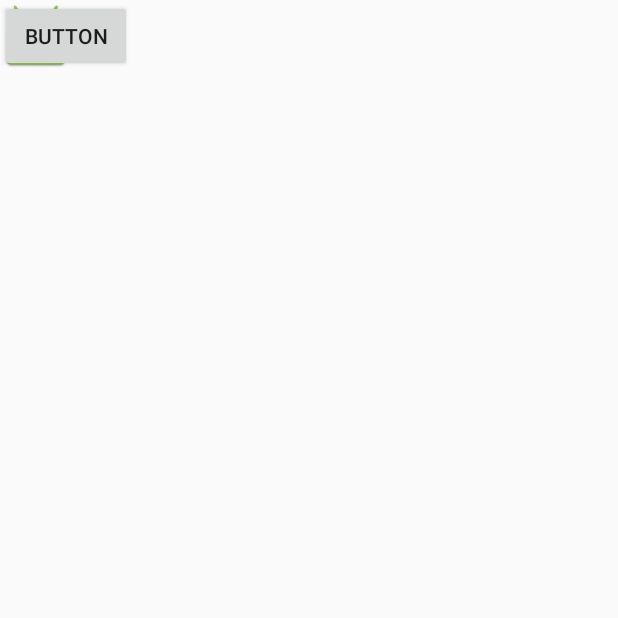
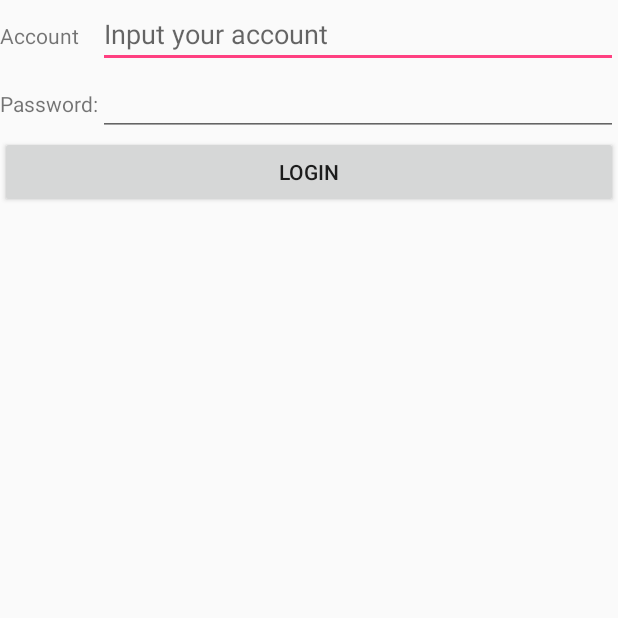
Before and after one commit to ZoeWangW/UILayoutTest, an Android app: the screen it shows after launch (MainActivity), on a phone screen of 412 x 824 dp, the top half of it. Run offline under Robolectric (Android 15) with nearby library versions, the light colour scheme and no system bars.

Commit message:
TableLayout表格布局的使用
Signed-off-by: ZoeWangW <13438165026@163.com>

```diff
--- a/app/src/main/res/layout/activity_main.xml
+++ b/app/src/main/res/layout/activity_main.xml
@@ -1,20 +1,36 @@
 <?xml version="1.0" encoding="utf-8"?>
-<FrameLayout xmlns:android = "http://schemas.android.com/apk/res/android"
+<TableLayout xmlns:android = "http://schemas.android.com/apk/res/android"
     android:layout_width="match_parent"
     android:layout_height="match_parent"
-    android:orientation="horizontal">
+    android:stretchColumns="1">
 
-    <Button
-    android:id="@+id/button"
-    android:layout_width="wrap_content"
-    android:layout_height="wrap_content"
-    android:text="Button"/>
+    <TableRow>
+        <TextView
+            android:layout_height="wrap_content"
+            android:text="Account"/>
 
-    <ImageView
-        android:id="@+id/image_view"
-        android:layout_width="wrap_content"
-        android:layout_height="wrap_content"
-        android:src="@mipmap/ic_launcher"/>
+        <EditText
+            android:layout_height="wrap_content"
+            android:hint="Input your account"/>
+    </TableRow>
 
+    <TableRow>
+        <TextView
+            android:layout_height="wrap_content"
+            android:text="Password:"/>
 
-</FrameLayout>
+        <EditText
+            android:id="@+id/password"
+            android:layout_height="wrap_content"
+            android:inputType="textPassword"/>
+    </TableRow>
+
+    <TableRow>
+        <Button
+            android:id="@+id/login"
+            android:layout_height="wrap_content"
+            android:layout_span="2"
+            android:text="Login"/>
+    </TableRow>
+
+</TableLayout>
```
